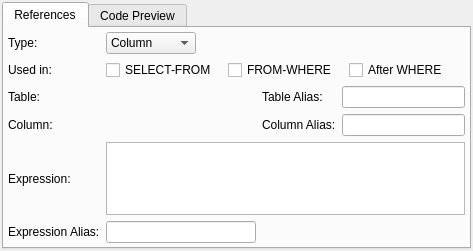
First picture: the form in libpgmodeler_ui/ui/viewwidget.ui, repository pgmodeler/pgmodeler, before the edit.
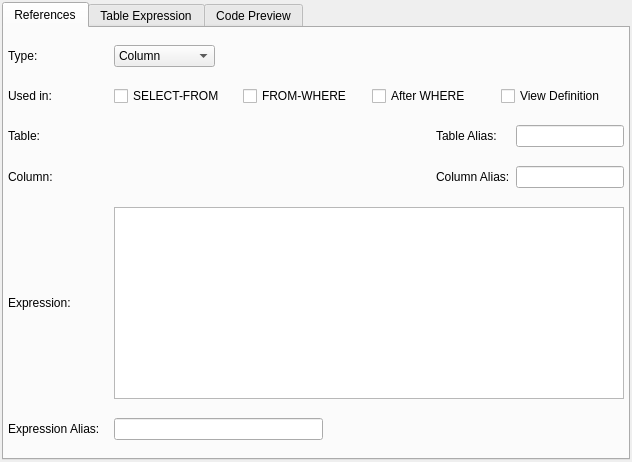
Second picture: the form after the edit.

Commit message:
Improvements on views. Now user can prepend a CTE (Commom table expression) on view's definition.
User now can create a single reference containing a expression that
defines the entire view. Once defined the definition expression the view
cannot receive any other references.

Minor improvements on permissions.

```diff
--- a/libpgmodeler_ui/ui/viewwidget.ui
+++ b/libpgmodeler_ui/ui/viewwidget.ui
@@ -6,8 +6,8 @@
    <rect>
     <x>0</x>
     <y>0</y>
-    <width>473</width>
-    <height>251</height>
+    <width>632</width>
+    <height>462</height>
    </rect>
   </property>
   <property name="windowTitle">
@@ -36,40 +36,32 @@
        <property name="spacing">
         <number>6</number>
        </property>
+       <item row="0" column="2" colspan="4">
+        <spacer name="horizontalSpacer">
+         <property name="orientation">
+          <enum>Qt::Horizontal</enum>
+         </property>
+         <property name="sizeHint" stdset="0">
+          <size>
+           <width>40</width>
+           <height>20</height>
+          </size>
+         </property>
+        </spacer>
+       </item>
        <item row="0" column="0">
         <widget class="QLabel" name="ref_type_lbl">
+         <property name="minimumSize">
+          <size>
+           <width>100</width>
+           <height>0</height>
+          </size>
+         </property>
          <property name="text">
           <string>Type:</string>
          </property>
         </widget>
        </item>
-       <item row="0" column="1">
-        <widget class="QComboBox" name="ref_type_cmb">
-         <item>
-          <property name="text">
-           <string>Column</string>
-          </property>
-         </item>
-         <item>
-          <property name="text">
-           <string>Expression</string>
-          </property>
-         </item>
-        </widget>
-       </item>
-       <item row="0" column="2" colspan="3">
-        <spacer name="horizontalSpacer">
-         <property name="orientation">
-          <enum>Qt::Horizontal</enum>
-         </property>
-         <property name="sizeHint" stdset="0">
-          <size>
-           <width>249</width>
-           <height>21</height>
-          </size>
-         </property>
-        </spacer>
-       </item>
        <item row="1" column="0">
         <widget class="QLabel" name="used_in_lbl">
          <property name="text">
@@ -77,10 +69,16 @@
          </property>
         </widget>
        </item>
-       <item row="1" column="1" colspan="4">
+       <item row="1" column="1" colspan="5">
         <layout class="QHBoxLayout" name="horizontalLayout_2">
          <item>
           <widget class="QCheckBox" name="select_from_chk">
+           <property name="sizePolicy">
+            <sizepolicy hsizetype="Preferred" vsizetype="Fixed">
+             <horstretch>0</horstretch>
+             <verstretch>0</verstretch>
+            </sizepolicy>
+           </property>
            <property name="text">
             <string>SELECT-FROM</string>
            </property>
@@ -88,6 +86,12 @@
          </item>
          <item>
           <widget class="QCheckBox" name="from_where_chk">
+           <property name="sizePolicy">
+            <sizepolicy hsizetype="Preferred" vsizetype="Fixed">
+             <horstretch>0</horstretch>
+             <verstretch>0</verstretch>
+            </sizepolicy>
+           </property>
            <property name="text">
             <string>FROM-WHERE</string>
            </property>
@@ -95,11 +99,30 @@
          </item>
          <item>
           <widget class="QCheckBox" name="after_where_chk">
+           <property name="sizePolicy">
+            <sizepolicy hsizetype="Preferred" vsizetype="Fixed">
+             <horstretch>0</horstretch>
+             <verstretch>0</verstretch>
+            </sizepolicy>
+           </property>
            <property name="text">
             <string>After WHERE</string>
            </property>
           </widget>
          </item>
+         <item>
+          <widget class="QCheckBox" name="view_def_chk">
+           <property name="sizePolicy">
+            <sizepolicy hsizetype="Preferred" vsizetype="Fixed">
+             <horstretch>0</horstretch>
+             <verstretch>0</verstretch>
+            </sizepolicy>
+           </property>
+           <property name="text">
+            <string>View Definition</string>
+           </property>
+          </widget>
+         </item>
         </layout>
        </item>
        <item row="2" column="0">
@@ -109,7 +132,7 @@
          </property>
         </widget>
        </item>
-       <item row="2" column="3">
+       <item row="2" column="4">
         <widget class="QLabel" name="tab_alias_lbl">
          <property name="sizePolicy">
           <sizepolicy hsizetype="Fixed" vsizetype="Preferred">
@@ -122,7 +145,7 @@
          </property>
         </widget>
        </item>
-       <item row="2" column="4">
+       <item row="2" column="5">
         <widget class="QLineEdit" name="tab_alias_edt">
          <property name="sizePolicy">
           <sizepolicy hsizetype="Preferred" vsizetype="Fixed">
@@ -139,7 +162,7 @@
          </property>
         </widget>
        </item>
-       <item row="3" column="3">
+       <item row="3" column="4">
         <widget class="QLabel" name="col_alias_lbl">
          <property name="sizePolicy">
           <sizepolicy hsizetype="Fixed" vsizetype="Preferred">
@@ -152,7 +175,7 @@
          </property>
         </widget>
        </item>
-       <item row="3" column="4">
+       <item row="3" column="5">
         <widget class="QLineEdit" name="col_alias_edt">
          <property name="sizePolicy">
           <sizepolicy hsizetype="Preferred" vsizetype="Fixed">
@@ -169,7 +192,7 @@
          </property>
         </widget>
        </item>
-       <item row="4" column="1" colspan="4">
+       <item row="4" column="1" colspan="5">
         <widget class="QTextEdit" name="expression_txt">
          <property name="sizePolicy">
           <sizepolicy hsizetype="Preferred" vsizetype="Fixed">
@@ -197,7 +220,7 @@
          </property>
         </widget>
        </item>
-       <item row="5" column="0">
+       <item row="6" column="0">
         <widget class="QLabel" name="expr_alias_lbl">
          <property name="sizePolicy">
           <sizepolicy hsizetype="Fixed" vsizetype="Preferred">
@@ -210,7 +233,21 @@
          </property>
         </widget>
        </item>
-       <item row="5" column="1" colspan="2">
+       <item row="0" column="1">
+        <widget class="QComboBox" name="ref_type_cmb">
+         <item>
+          <property name="text">
+           <string>Column</string>
+          </property>
+         </item>
+         <item>
+          <property name="text">
+           <string>Expression</string>
+          </property>
+         </item>
+        </widget>
+       </item>
+       <item row="6" column="1" colspan="2">
         <widget class="QLineEdit" name="expr_alias_edt">
          <property name="sizePolicy">
           <sizepolicy hsizetype="Preferred" vsizetype="Fixed">
@@ -220,18 +257,22 @@
          </property>
         </widget>
        </item>
-       <item row="5" column="3" colspan="2">
-        <spacer name="horizontalSpacer_2">
-         <property name="orientation">
-          <enum>Qt::Horizontal</enum>
+      </layout>
+     </widget>
+     <widget class="QWidget" name="CTE">
+      <attribute name="title">
+       <string>Table Expression</string>
+      </attribute>
+      <layout class="QGridLayout" name="gridLayout">
+       <item row="0" column="0">
+        <widget class="QTextEdit" name="cte_expression_txt">
+         <property name="sizePolicy">
+          <sizepolicy hsizetype="Expanding" vsizetype="Preferred">
+           <horstretch>0</horstretch>
+           <verstretch>0</verstretch>
+          </sizepolicy>
          </property>
-         <property name="sizeHint" stdset="0">
-          <size>
-           <width>203</width>
-           <height>20</height>
-          </size>
-         </property>
-        </spacer>
+        </widget>
        </item>
       </layout>
      </widget>
```
The commit also changes 28 other files.
